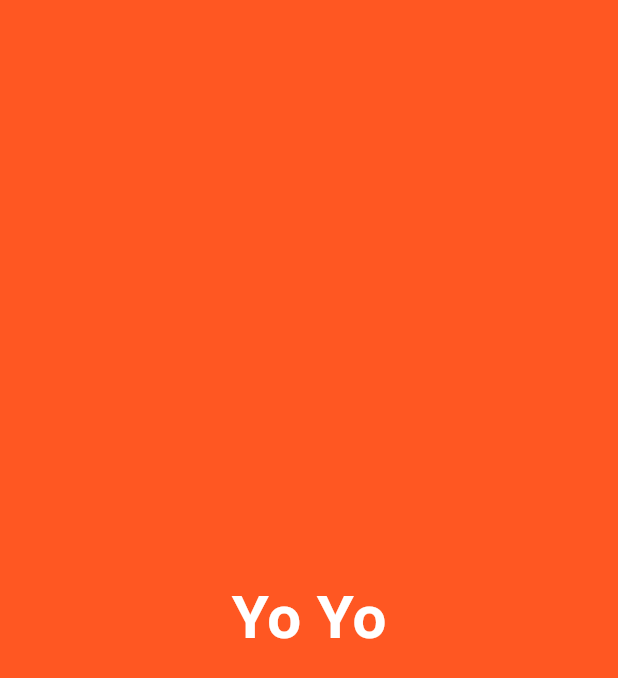
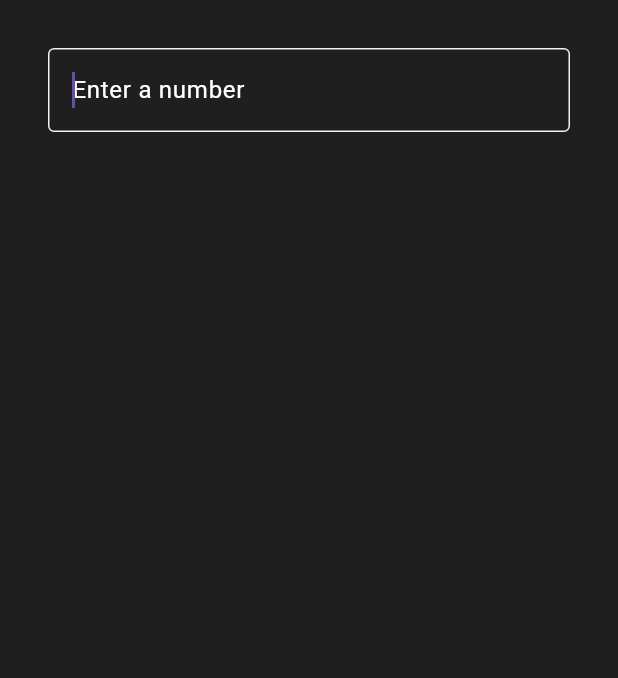
Before and after one commit to sanglap13/flutter-basics, a Flutter app: the screen it shows after launch, on a phone screen of 412 x 824 dp. Shown: the top 678 px of the screen. Run offline on Flutter 3.47's test engine with Material 3 defaults, Android fonts, the phone set to English and light mode, and no system bars.

Commit message:
feat: add textfield for calculator

```diff
--- a/lib/app/app.dart
+++ b/lib/app/app.dart
@@ -10,7 +10,10 @@ class MyApp extends StatelessWidget {
   Widget build(BuildContext context) {
     return MaterialApp(
       title: "Flutter Learning",
-      home: HomeView()
+      theme: ThemeData(
+        primarySwatch: Colors.deepOrange,
+      ),
+      home: const HomeView()
     );
   }
 }
--- /dev/null
+++ b/lib/views/calculator_view.dart
@@ -0,0 +1,44 @@
+import 'package:flutter/material.dart';
+
+class CalculatorView extends StatelessWidget {
+  const CalculatorView({super.key});
+
+  @override
+  Widget build(BuildContext context) {
+    return Padding(
+      padding: const EdgeInsets.all(32.0),
+      child: const Column(
+        children: [
+          //Calculator Display
+          TextField(
+            keyboardType: TextInputType.number,
+            autofocus: true,
+            keyboardAppearance: Brightness.dark,
+            style: TextStyle(
+              color: Colors.white
+            ),
+            decoration: InputDecoration(
+              focusedBorder: OutlineInputBorder(
+                borderSide: BorderSide(
+                  color: Color.fromARGB(255, 241, 241, 241)
+
+                  )
+              ),
+              border: OutlineInputBorder(
+                borderSide: BorderSide(
+                  color: Colors.white
+                  )
+              ),
+              hintText: "Enter a number",
+              hintStyle: TextStyle(
+                color: Colors.white
+              )
+            ),
+          )
+          //Expand
+          //Calculator Buttons
+        ],
+      ),
+    );
+  }
+}
--- a/lib/views/home_view.dart
+++ b/lib/views/home_view.dart
@@ -1,24 +1,16 @@
 import 'package:flutter/material.dart';
+import 'package:flutter_application_1/views/calculator_view.dart';
 
 class HomeView extends StatelessWidget {
   const HomeView({super.key});
 
   @override
   Widget build(BuildContext context) {
-    return Material(
-        child: Container(
-          color: Colors.deepOrange,
-          child: Center(
-            child: const Text(
-              "Yo Yo",
-              style: TextStyle(
-                fontSize: 40,
-                color: Colors.white,
-                 fontWeight: FontWeight.bold
-              ),
-              ),
-          ),
-        ),
+    return const Scaffold(
+      backgroundColor: Color.fromARGB(255, 32, 31, 31),
+        body: SafeArea(
+          child: CalculatorView(),
+        )
       );
   }
 }
```
